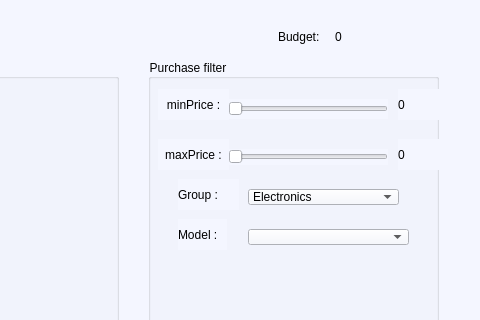
Qt form Login_And_Admin/client.ui (AP-projects-4001/esm-nadarim) before a commit; both pictures show x 162 to 642 and y 0 to 320 of the 642 by 447 pixel window.
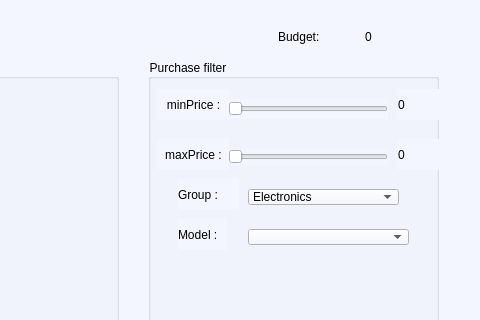
The same form after that commit.

Diff of the .ui file:
```diff
--- a/Login_And_Admin/client.ui
+++ b/Login_And_Admin/client.ui
@@ -220,7 +220,7 @@
      <rect>
       <x>490</x>
       <y>10</y>
-      <width>21</width>
+      <width>81</width>
       <height>16</height>
      </rect>
     </property>
```
